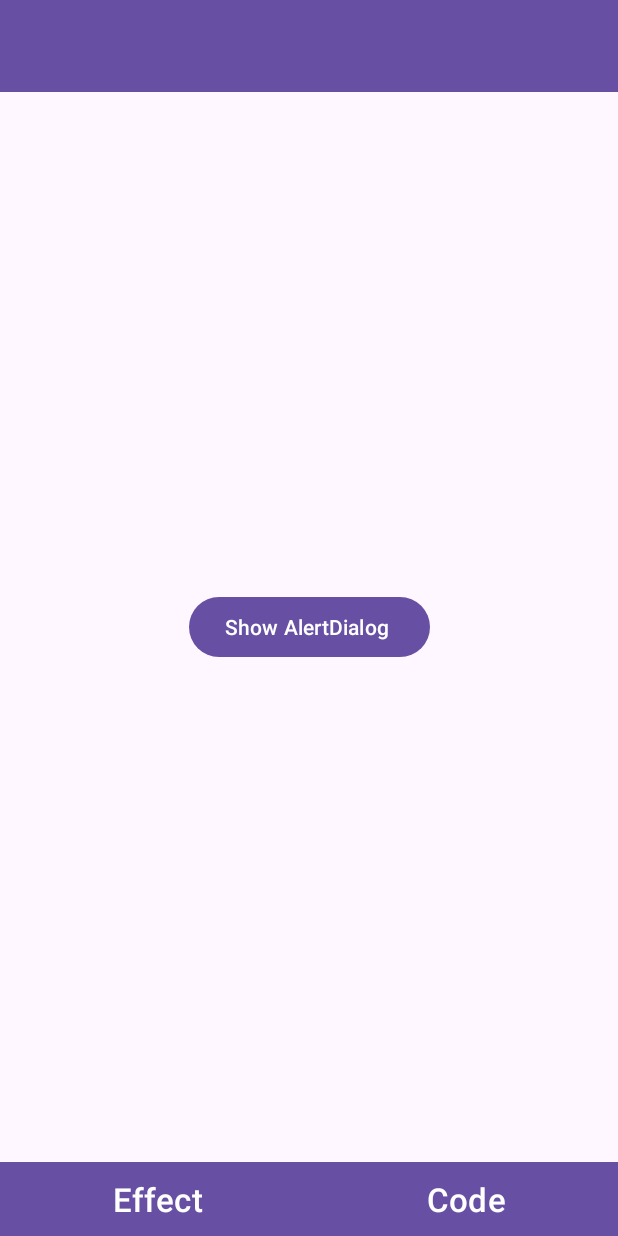
After one commit to 2JyinLogic/Android-All-in-One-Learning-App, an Android app: the layout activity_alertdialog_example.xml on its own in the app's theme, with its tools: preview values and no code run, on a phone screen of 412 x 824 dp. The commit adds this screen. Run offline under Robolectric (Android 15) with nearby library versions, the phone set to English and light mode, and no system bars.

Commit message:
Two examples of DialogCat

```diff
--- a/app/src/main/AndroidManifest.xml
+++ b/app/src/main/AndroidManifest.xml
@@ -12,6 +12,12 @@
         android:supportsRtl="true"
         android:theme="@style/Theme.GroupProject"
         tools:targetApi="31">
+        <activity
+            android:name=".demos.DatePickerDialogExample"
+            android:exported="false" />
+        <activity
+            android:name=".demos.AlertDialogExample"
+            android:exported="false" />
         <activity
             android:name=".demos.EffectExample4"
             android:exported="false" />
--- /dev/null
+++ b/app/src/main/res/layout/activity_alertdialog_example.xml
@@ -0,0 +1,77 @@
+<?xml version="1.0" encoding="utf-8"?>
+<androidx.constraintlayout.widget.ConstraintLayout xmlns:android="http://schemas.android.com/apk/res/android"
+    xmlns:tools="http://schemas.android.com/tools"
+    xmlns:app="http://schemas.android.com/apk/res-auto"
+    android:layout_width="match_parent"
+    android:layout_height="match_parent"
+    tools:context=".demos.AlertDialogExample">
+
+
+
+    <TextView
+        android:id="@+id/effectExampleName"
+        android:layout_width="match_parent"
+        android:layout_height="wrap_content"
+        android:background="#6750A3"
+        android:gravity="center"
+        android:padding="16dp"
+        android:textSize="22sp"
+        android:textColor="#FFFFFF"
+        app:layout_constraintEnd_toEndOf="parent"
+        app:layout_constraintStart_toStartOf="parent"
+        app:layout_constraintTop_toTopOf="parent"/>
+
+    <androidx.constraintlayout.widget.ConstraintLayout
+        android:id="@+id/effectContainer"
+        android:layout_width="0dp"
+        android:layout_height="0dp"
+        android:layout_marginStart="5dp"
+        android:layout_marginTop="10dp"
+        android:layout_marginEnd="5dp"
+        android:layout_marginBottom="10dp"
+        app:layout_constraintBottom_toTopOf="@+id/linearLayout"
+        app:layout_constraintEnd_toEndOf="parent"
+        app:layout_constraintStart_toStartOf="parent"
+        app:layout_constraintTop_toBottomOf="@+id/effectExampleName">
+
+        <Button
+            android:id="@+id/alertDialogButton"
+            android:layout_width="wrap_content"
+            android:layout_height="wrap_content"
+            android:text="Show AlertDialog "
+            app:layout_constraintBottom_toBottomOf="parent"
+            app:layout_constraintEnd_toEndOf="parent"
+            app:layout_constraintStart_toStartOf="parent"
+            app:layout_constraintTop_toTopOf="parent" />
+    </androidx.constraintlayout.widget.ConstraintLayout>
+
+    <LinearLayout
+        android:id="@+id/linearLayout"
+        android:layout_width="0dp"
+        android:layout_height="wrap_content"
+        android:orientation="horizontal"
+        app:layout_constraintBottom_toBottomOf="parent"
+        app:layout_constraintEnd_toEndOf="parent"
+        app:layout_constraintStart_toStartOf="parent">
+
+        <Button
+            android:id="@+id/effectBottomButton"
+            android:layout_width="wrap_content"
+            android:layout_height="wrap_content"
+            android:layout_weight="1"
+            android:text="Effect"
+            android:textSize="22sp"
+            android:background="@drawable/bottom_button_style"/>
+
+        <Button
+            android:id="@+id/codeBottomButton"
+            android:layout_width="wrap_content"
+            android:layout_height="wrap_content"
+            android:layout_weight="1"
+            android:text="Code"
+            android:textSize="22sp"
+            android:background="@drawable/bottom_button_style"/>
+
+    </LinearLayout>
+
+</androidx.constraintlayout.widget.ConstraintLayout>
--- a/app/src/main/res/values/strings.xml
+++ b/app/src/main/res/values/strings.xml
@@ -9,4 +9,6 @@
     <string name="code_link_6">https://developer.android.com/guide/topics/resources/string-resource</string>
     <string name="code_link_7">https://developer.android.com/studio/run/emulator</string>
     <string name="code_link_8">https://developer.android.com/guide/topics/resources/string-resource</string>
+    <string name="code_link_alertdialog">https://developer.android.com/guide/topics/resources/string-resource</string>
+    <string name="code_link_datepickerdialog">https://developer.android.com/guide/topics/resources/string-resource</string>
 </resources>
```
Also changed, not shown: app/src/main/java/com/can301/gp/MainActivity.java (+27 -3 lines), app/src/main/java/com/can301/gp/demos/AlertDialogExample.java (added, +77 -0 lines), app/src/main/java/com/can301/gp/demos/DatePickerDialogExample.java (added, +90 -0 lines), app/src/main/res/layout/activity_datepickerdialog_example.xml (added, +77 -0 lines), app/src/main/res/raw/code_alertdialog.txt (added, +21 -0 lines), app/src/main/res/raw/code_datepickerdialog.txt (added, +30 -0 lines).
